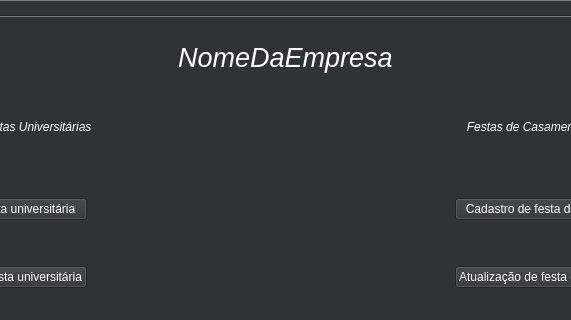
Qt form src/mainWindow.ui (martchellop/DB_Project) before a commit; both pictures show x 160 to 731 and y 0 to 320 of the 867 by 577 pixel window.
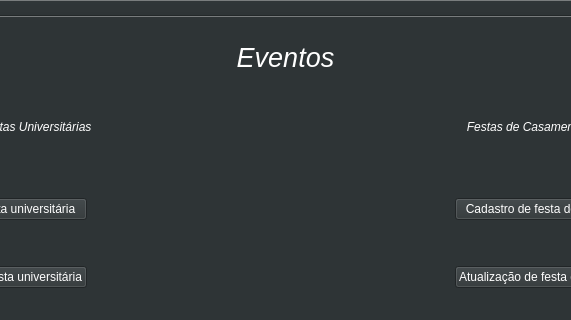
The same form after that commit.

Commit message: Add reports window

```diff
--- a/src/mainWindow.ui
+++ b/src/mainWindow.ui
@@ -40,7 +40,7 @@
 color: white</string>
     </property>
     <property name="text">
-     <string>&lt;html&gt;&lt;head/&gt;&lt;body&gt;&lt;p&gt;NomeDaEmpresa&lt;/p&gt;&lt;/body&gt;&lt;/html&gt;</string>
+     <string>&lt;html&gt;&lt;head/&gt;&lt;body&gt;&lt;p&gt;Eventos&lt;/p&gt;&lt;/body&gt;&lt;/html&gt;</string>
     </property>
     <property name="alignment">
      <set>Qt::AlignCenter</set>
```
Left out of the diff: 2 changed lines with no effect on the pictures. The commit also changes 7 other files.
